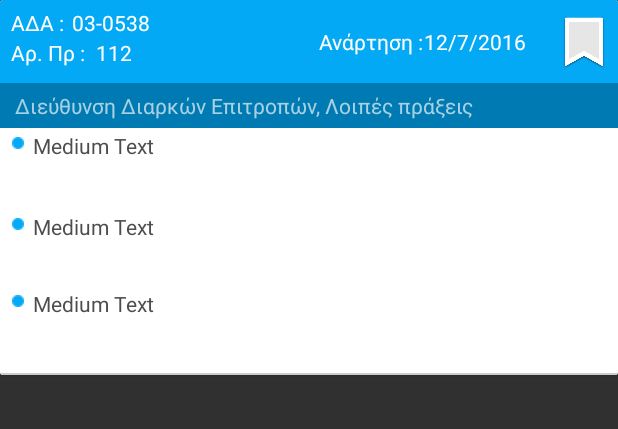
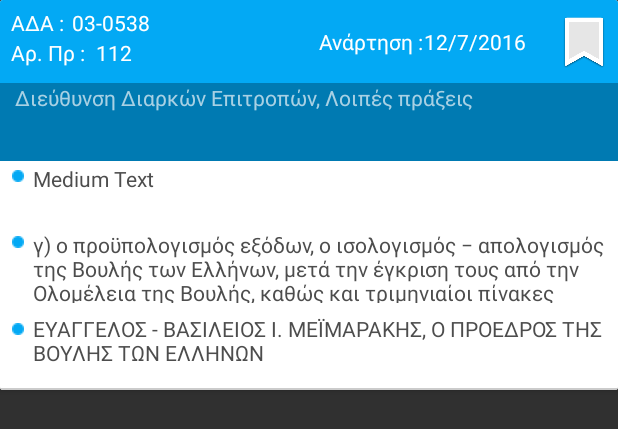
Before and after one commit to AlexAnth/Diafaneia, an Android app: the layout results_card.xml on its own in the app's theme, with its tools: preview values and no code run, on a phone screen of 412 x 824 dp. Shown: the top 429 px of the screen. Run offline under Robolectric (Android 15) with nearby library versions, the phone set to English and light mode, and no system bars; network calls fail.

```diff
--- a/app/src/main/java/com/example/alex/diafaneia/ActivityTwo.java
+++ b/app/src/main/java/com/example/alex/diafaneia/ActivityTwo.java
@@ -138,7 +138,7 @@ public class ActivityTwo extends AppCompatActivity {
                             String id = jsonobject.getString("ID");
                             String CleanUrl = jsonobject.getString("CleanUrl");
 
-                            Sector sector = new Sector(name, id, CleanUrl);
+                            Sector sector = new Sector(name,CleanUrl,id);
                             JsonCollection.add(sector);
                             Log.v("Διαφάνεια", "SECTORS:" + sector.getSectorTitle());
                         }
--- a/app/src/main/java/com/example/alex/diafaneia/Utils/RVAdapter2.java
+++ b/app/src/main/java/com/example/alex/diafaneia/Utils/RVAdapter2.java
@@ -87,7 +87,11 @@ public class RVAdapter2 extends RecyclerView.Adapter<RVAdapter2.DataObjectHolder
         holder.ADA.setText(search.getADA());
         holder.date.setText(search.getPublishDate());
         holder.protoc_num.setText(search.getProtoc_Num());
-        holder.sectors.setText(search.getADA());
+//        if (search.getType()!=null){
+            holder.sectors.setText(search.getSector()+", "+search.getType());
+//        }else{
+//            holder.sectors.setText(search.getSector());
+//        }
         holder.text_1.setText(search.getSbject());
         String span="<font color='#007AB2'>"+"ΘΕΜΑΤΙΚΗ ΕΝΟΤΗΤΑ"+"</font>"+" : "+search.getDocument();
         holder.text_2.setText(Html.fromHtml(span));
--- a/app/src/main/res/layout/results.xml
+++ b/app/src/main/res/layout/results.xml
@@ -143,7 +143,8 @@
             android:layout_width="match_parent"
             android:layout_height="match_parent"
             android:layout_centerHorizontal="true"
-            android:id="@+id/scrollView2">
+            android:id="@+id/scrollView2"
+            android:fillViewport="false">
 
             <RelativeLayout
                 android:layout_width="wrap_content"
--- a/app/src/main/res/layout/results_card.xml
+++ b/app/src/main/res/layout/results_card.xml
@@ -4,7 +4,7 @@
     xmlns:android="http://schemas.android.com/apk/res/android"
     xmlns:card_view="http://schemas.android.com/apk/res-auto"
     android:layout_width="match_parent"
-    android:layout_height="250dp"
+    android:layout_height="260dp"
     android:background="#ffffff"
     android:id="@+id/cv">
     <RelativeLayout
@@ -112,7 +112,7 @@
 
             <RelativeLayout
                 android:layout_width="match_parent"
-                android:layout_height="30dp"
+                android:layout_height="52dp"
                 android:layout_marginTop="55dp"
                 android:background="#007AB2"
                 android:id="@+id/relativeLayout10">
@@ -124,10 +124,14 @@
                     android:text="Διεύθυνση Διαρκών Επιτροπών, Λοιπές πράξεις"
                     android:id="@+id/Sectors"
                     android:textColor="#A8D1E4"
-                    android:layout_centerVertical="true"
                     android:layout_alignParentLeft="true"
                     android:layout_alignParentStart="true"
-                    android:layout_marginLeft="10dp" />
+                    android:layout_marginLeft="10dp"
+                    android:layout_marginRight="10dp"
+                    android:layout_alignParentTop="true"
+                    android:layout_alignParentBottom="true"
+                    android:layout_alignParentRight="true"
+                    android:layout_alignParentEnd="true" />
             </RelativeLayout>
 
             <View
@@ -174,11 +178,11 @@
                     android:layout_height="wrap_content"
                     android:id="@+id/imageView8"
                     android:src="@drawable/boolet_blue"
-                    android:layout_marginTop="40dp"
+                    android:layout_marginTop="30dp"
+                    android:paddingTop="6dp"
                     android:layout_below="@+id/imageView7"
-                    android:layout_alignLeft="@+id/imageView7"
-                    android:layout_alignStart="@+id/imageView7"
-                    android:paddingTop="6dp" />
+                    android:layout_toLeftOf="@+id/text_bull_1"
+                    android:layout_toStartOf="@+id/text_bull_1" />
 
                 <ImageView
                     android:layout_width="wrap_content"
@@ -199,8 +203,10 @@
                     android:src="@drawable/boolet_blue"
                     android:layout_alignLeft="@+id/imageView8"
                     android:layout_alignStart="@+id/imageView8"
-                    android:layout_marginTop="105dp"
-                    android:paddingTop="6dp" />
+                    android:layout_marginTop="102dp"
+                    android:paddingTop="6dp"
+                    android:layout_alignRight="@+id/imageView8"
+                    android:layout_alignEnd="@+id/imageView8" />
 
                 <TextView
                     android:layout_width="wrap_content"
@@ -216,39 +222,41 @@
                     android:layout_marginLeft="4dp"
                     android:layout_marginRight="4dp"
                     android:padding="2dp"
-                    android:textColor="#4D4D4D" />
+                    android:textColor="#4D4D4D"
+                    android:layout_marginBottom="5dp" />
 
                 <TextView
                     android:layout_width="wrap_content"
                     android:layout_height="wrap_content"
                     android:textAppearance="?android:attr/textAppearanceSmall"
-                    android:text="Medium Text"
+                    android:text="γ) ο προϋπολογισμός εξόδων, ο ισολογισμός − απολογισμός της Βουλής των Ελλήνων, μετά την έγκριση τους από την Ολομέλεια της Βουλής, καθώς και τριμηνιαίοι πίνακες εκτέλεσης του προϋπολογισμού της Βουλής, και πίνακες στοχοθεσίας και επίτευξης ή απόκλισης στ "
                     android:id="@+id/text_bull_2"
-                    android:layout_alignTop="@+id/imageView8"
-                    android:layout_toRightOf="@+id/imageView8"
+                    android:padding="2dp"
+                    android:textColor="#4D4D4D"
+                    android:layout_below="@+id/text_bull_1"
+                    android:layout_alignLeft="@+id/text_bull_1"
+                    android:layout_alignStart="@+id/text_bull_1"
+                    android:layout_alignRight="@+id/text_bull_3"
+                    android:layout_alignEnd="@+id/text_bull_3"
                     android:layout_above="@+id/text_bull_3"
-                    android:layout_alignParentRight="true"
-                    android:layout_alignParentEnd="true"
-                    android:layout_marginLeft="4dp"
-                    android:layout_marginRight="4dp"
-                    android:padding="2dp"
-                    android:textColor="#4D4D4D" />
+                    android:layout_marginBottom="5dp" />
 
                 <TextView
                     android:layout_width="wrap_content"
                     android:layout_height="wrap_content"
                     android:textAppearance="?android:attr/textAppearanceSmall"
-                    android:text="Medium Text"
+                    android:text="ΕΥΑΓΓΕΛΟΣ - ΒΑΣΙΛΕΙΟΣ I. ΜΕΪΜΑΡΑΚΗΣ, Ο ΠΡΟΕΔΡΟΣ ΤΗΣ ΒΟΥΛΗΣ ΤΩΝ ΕΛΛΗΝΩΝ"
                     android:id="@+id/text_bull_3"
-                    android:layout_alignTop="@+id/imageView9"
                     android:layout_toRightOf="@+id/imageView9"
                     android:layout_alignParentBottom="true"
                     android:layout_alignParentRight="true"
                     android:layout_alignParentEnd="true"
                     android:layout_marginLeft="4dp"
                     android:layout_marginRight="4dp"
-                    android:padding="2dp"
-                    android:textColor="#4D4D4D" />
+                    android:textColor="#4D4D4D"
+                    android:layout_alignTop="@+id/imageView9"
+                    android:paddingLeft="2dp"
+                    android:paddingRight="2dp" />
             </RelativeLayout>
 
         </RelativeLayout>
```
Also changed, not shown: app/src/main/java/com/example/alex/diafaneia/Results_Activity.java (+18 -11 lines), app/src/main/res/layout/activity_two.xml (+8 -0 lines).
